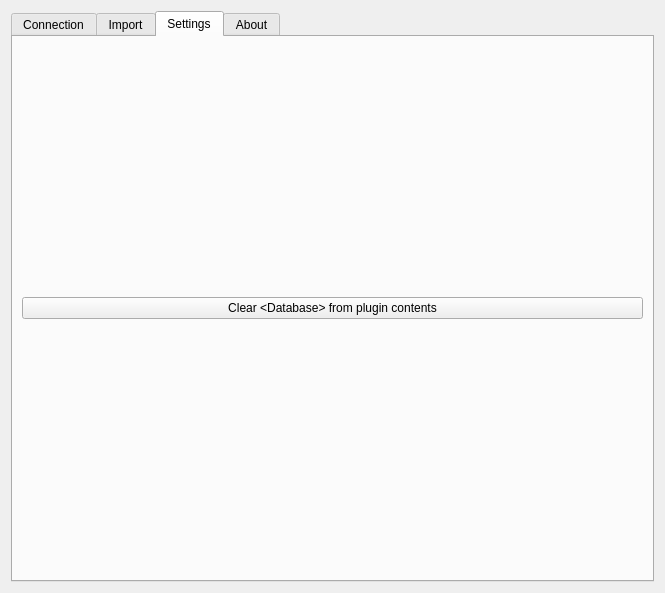
This is citydb_loader_dialog_base.ui in tudelft3d/3DCityDB-Tools-for-QGIS as Qt 5 draws it before an edit. The edited form follows.
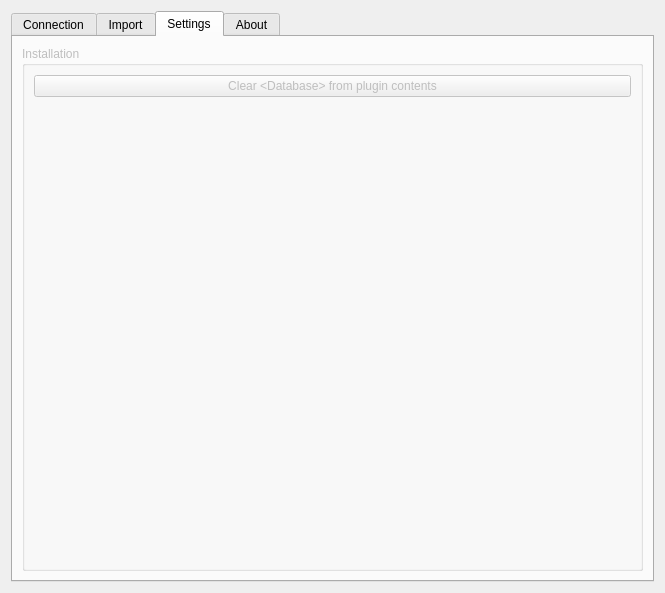
This is the edited form. The open tabs and pages were chosen to show the change. Icons and pictures are not drawn. Custom widgets are drawn as their Qt base class.

```diff
--- a/citydb_loader_dialog_base.ui
+++ b/citydb_loader_dialog_base.ui
@@ -350,6 +350,9 @@
       </layout>
      </widget>
      <widget class="QWidget" name="tbSettings">
+      <property name="enabled">
+       <bool>false</bool>
+      </property>
       <attribute name="icon">
        <iconset>
         <normaloff>cogs.svg</normaloff>cogs.svg</iconset>
@@ -361,10 +364,32 @@
        <item>
         <layout class="QVBoxLayout" name="verticalLayout_3">
          <item>
-          <widget class="QPushButton" name="btnClearDB">
-           <property name="text">
-            <string>Clear &lt;Database&gt; from plugin contents</string>
+          <widget class="QGroupBox" name="gbxInstall">
+           <property name="title">
+            <string>Installation</string>
            </property>
+           <layout class="QVBoxLayout" name="verticalLayout_5">
+            <item>
+             <widget class="QPushButton" name="btnClearDB">
+              <property name="text">
+               <string>Clear &lt;Database&gt; from plugin contents</string>
+              </property>
+             </widget>
+            </item>
+            <item>
+             <spacer name="verticalSpacer_3">
+              <property name="orientation">
+               <enum>Qt::Vertical</enum>
+              </property>
+              <property name="sizeHint" stdset="0">
+               <size>
+                <width>20</width>
+                <height>40</height>
+               </size>
+              </property>
+             </spacer>
+            </item>
+           </layout>
           </widget>
          </item>
         </layout>
```
Left out of the diff: 3 changed lines with no effect on the pictures.
